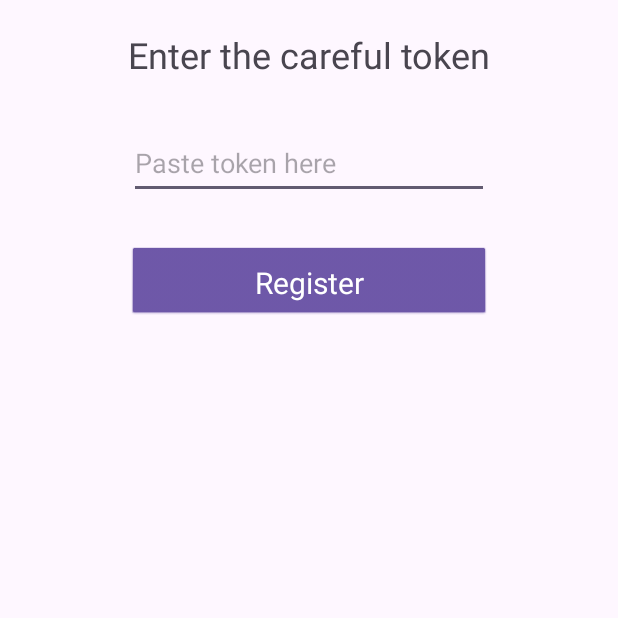
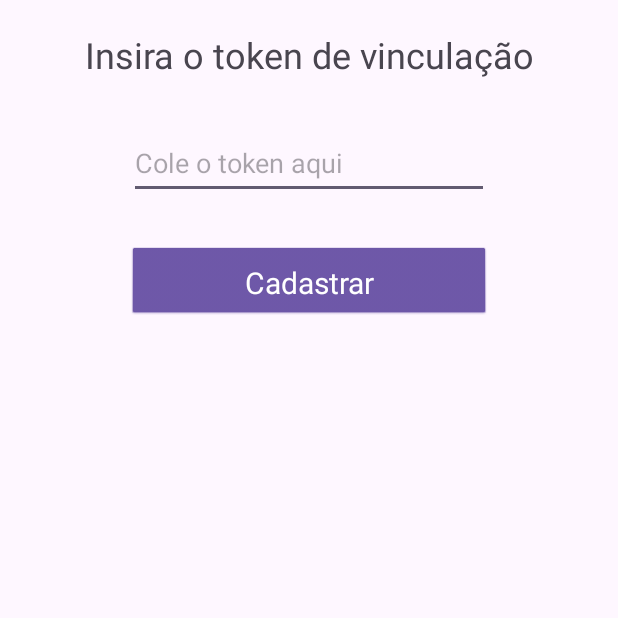
Before and after one commit to ThiagoAbdul/IFaceAR, an Android app: the screen it shows after launch (RegisterDeviceActivity), on a phone screen of 412 x 824 dp, the top half of it. Run offline under Robolectric (Android 15) with nearby library versions, the phone set to English and light mode, and no system bars; our stand-ins replace Room's generated code; libraries missing offline, so code that uses them is left out: com.google.mlkit.vision; 2 statements that could not run were skipped.

Commit message:
some fixes

```diff
--- a/app/src/main/java/com/example/imageclassificationlivefeed/Consts.kt
+++ b/app/src/main/java/com/example/imageclassificationlivefeed/Consts.kt
@@ -1,3 +1,3 @@
 package com.example.imageclassificationlivefeed
 
-val apiUrl = "http://ec2-3-128-160-100.us-east-2.compute.amazonaws.com:8080/api"
+val apiUrl = "http://3.23.0.36:8080/api"
--- a/app/src/main/java/com/example/imageclassificationlivefeed/MainActivity.kt
+++ b/app/src/main/java/com/example/imageclassificationlivefeed/MainActivity.kt
@@ -63,7 +63,7 @@ val userIdKey = stringPreferencesKey("user_id")
 class MainActivity : AppCompatActivity() {
 
 
-//    private val dbHelper:DBHelper by inject()
+    private val dbHelper:DBHelper by inject()
     private val changeService: ChangeService by inject ()
 
     override fun onCreate(savedInstanceState: Bundle?) {
@@ -122,6 +122,7 @@ class MainActivity : AppCompatActivity() {
             CoroutineScope(Dispatchers.IO).launch {
                 dataStore.edit {
                     it.remove(userIdKey)
+                    dbHelper.clear()
                 }
             }
         }
--- a/app/src/main/java/com/example/imageclassificationlivefeed/activities/AugmentedRealityActivity.kt
+++ b/app/src/main/java/com/example/imageclassificationlivefeed/activities/AugmentedRealityActivity.kt
@@ -110,9 +110,6 @@ class AugmentedRealityActivity : AppCompatActivity(), OnImageAvailableListener {
         // Multiple object detection in static images
         initializeFaceRecognition()
 
-        findViewById<View>(R.id.imageView4).setOnClickListener {
-            dbHelper.clear()
-        }
         findViewById<View>(R.id.imageView3).setOnClickListener { switchCamera() }
     }
 
@@ -315,7 +312,7 @@ class AugmentedRealityActivity : AppCompatActivity(), OnImageAvailableListener {
             detector!!.process(image)
                 .addOnSuccessListener { faces ->
                     for (face: Face in faces) {
-                        performFaceRecognition(face)
+                         performFaceRecognition(face)
                     }
                     registerFace = false
                     tracker!!.trackResults(mappedRecognitions!!, 10)
--- a/app/src/main/res/layout/activity_main.xml
+++ b/app/src/main/res/layout/activity_main.xml
@@ -11,7 +11,7 @@
         android:layout_width="wrap_content"
         android:layout_height="wrap_content"
         app:layout_constraintBottom_toBottomOf="parent"
-        android:text="Init"
+        android:text="Iniciar"
         android:textSize="24sp"
         app:layout_constraintEnd_toEndOf="parent"
         app:layout_constraintStart_toStartOf="parent"
@@ -21,7 +21,7 @@
         android:id="@+id/reset"
         android:layout_width="wrap_content"
         android:layout_height="wrap_content"
-        android:text="Reset"
+        android:text="Resetar"
         android:textSize="24sp"
         app:layout_constraintBottom_toBottomOf="parent"
         app:layout_constraintEnd_toEndOf="parent"
--- a/app/src/main/res/layout/activity_register_device.xml
+++ b/app/src/main/res/layout/activity_register_device.xml
@@ -15,7 +15,7 @@
         app:layout_constraintStart_toStartOf="parent"
         app:layout_constraintEnd_toEndOf="parent"
         android:layout_marginTop="20dp"
-        android:text="Enter the careful token"
+        android:text="Insira o token de vinculação"
         android:textSize="24sp" />
 
     <EditText
@@ -26,7 +26,7 @@
         app:layout_constraintStart_toStartOf="parent"
         app:layout_constraintEnd_toEndOf="parent"
         android:layout_marginTop="32dp"
-        android:hint="Paste token here"/>
+        android:hint="Cole o token aqui"/>
 
     <Button
         android:id="@+id/btn_register_device"
@@ -36,7 +36,7 @@
         app:layout_constraintTop_toBottomOf="@id/et_register_device"
         app:layout_constraintStart_toStartOf="parent"
         app:layout_constraintEnd_toEndOf="parent"
-        android:text="Register"
+        android:text="Cadastrar"
         android:textSize="20sp"
         android:textColor="@color/white"
         android:layout_marginTop="32dp"/>
```
Also changed, not shown: app/src/main/java/com/example/imageclassificationlivefeed/activities/RegisterDeviceActivity.kt (+7 -3 lines), app/src/main/java/com/example/imageclassificationlivefeed/data/services/ChangeService.kt (+29 -6 lines), app/src/main/res/layout/activity_augmented_reality.xml (+1 -6 lines).
